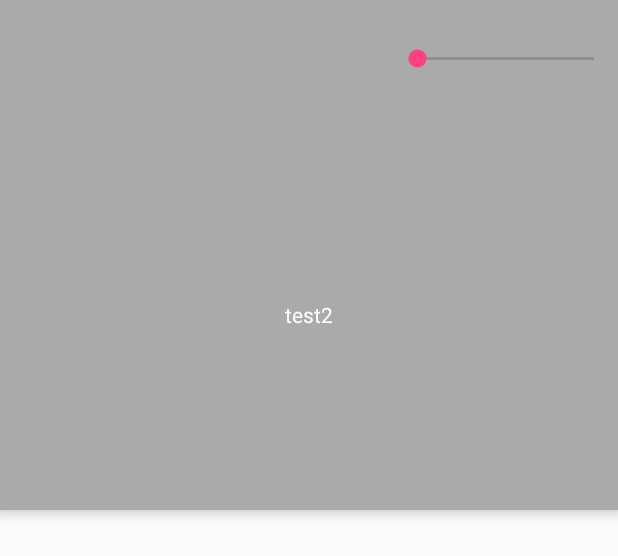
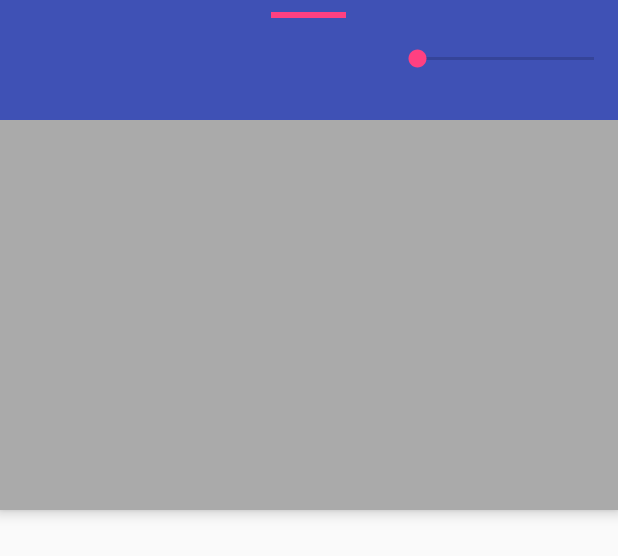
Before and after one commit to JediMaster93/RemoteYoutubePlay, an Android app: the layout bottom_sheet.xml on its own in the app's theme, with its tools: preview values and no code run, on a phone screen of 412 x 824 dp. Shown: the top 556 px of the screen. Run offline under Robolectric (Android 15) with nearby library versions, the phone set to English and light mode, and no system bars; plain views replace IconicsImageView.

Commit message:
bottom sheet push and scale fab

```diff
--- a/app/src/main/res/layout/activity_main.xml
+++ b/app/src/main/res/layout/activity_main.xml
@@ -17,10 +17,15 @@
         android:layout_height="16dp"
         android:background="@drawable/shape_gradient_top_shadow"
         app:layout_anchor="@id/bottom_sheet" />
+
     <android.support.design.widget.FloatingActionButton
         android:id="@+id/fab"
         android:layout_width="wrap_content"
         android:layout_height="wrap_content"
+        android:layout_marginBottom="84dp"
+        android:layout_marginRight="8dp"
+        app:layout_anchor="@id/vol_seeker"
+        app:layout_anchorGravity="top|end"
         app:srcCompat="@android:drawable/ic_dialog_email" />
 
     <include layout="@layout/bottom_sheet" />
--- a/app/src/main/res/layout/bottom_sheet.xml
+++ b/app/src/main/res/layout/bottom_sheet.xml
@@ -13,20 +13,35 @@
 
 
     <RelativeLayout
+        android:id="@+id/vol_seeker"
         android:layout_width="match_parent"
         android:layout_height="80dp"
-        android:orientation="vertical">
+        android:orientation="vertical"
+        android:background="@color/colorPrimary">
+        <View
+            android:id="@+id/view"
+            android:layout_width="50dp"
+            android:layout_height="4dp"
+            android:layout_marginTop="8dp"
+            android:layout_alignParentTop="true"
+            android:layout_centerHorizontal="true"
+            android:background="@color/colorAccent"
+            android:focusable="false"
+            android:clickable="false"/>
+
+
 
 
 
         <com.mikepenz.iconics.view.IconicsImageView
-            android:layout_width="32dp"
-            android:layout_height="32dp"
+            android:layout_width="24dp"
+            android:layout_height="24dp"
             app:ico_icon="gmd-volume-up"
             android:layout_centerVertical="true"
             android:layout_toLeftOf="@id/seekBar"
             android:layout_toStartOf="@id/seekBar"
-            app:ico_size="32dp"
+            app:iiv_color="@android:color/white"
+            app:ico_size="24dp"
             />
 
         <SeekBar
@@ -36,17 +51,17 @@
             android:layout_height="50dp"
             android:layout_centerVertical="true"
             android:layout_alignParentEnd="true"
+
             />
 
 
     </RelativeLayout>
 
 
-    <TextView
+    <LinearLayout
         android:layout_width="match_parent"
         android:layout_height="match_parent"
         android:gravity="center"
-        android:text="test2"
-        android:textColor="@android:color/white" />
+          />
 
 </LinearLayout>
--- a/app/src/main/res/layout/card_view.xml
+++ b/app/src/main/res/layout/card_view.xml
@@ -54,7 +54,7 @@
             <View
                 android:id="@+id/view"
                 android:layout_width="match_parent"
-                android:layout_height="1dp"
+                android:layout_height="1px"
                 android:layout_marginTop="4dp"
                 android:background="#c8bdbdbd"
                 card_view:layout_constraintEnd_toEndOf="parent"
```
Also changed, not shown: app/src/main/java/com/example/jedi_windows/remoteyoutubeplay/MainActivity.kt (+12 -1 lines).
